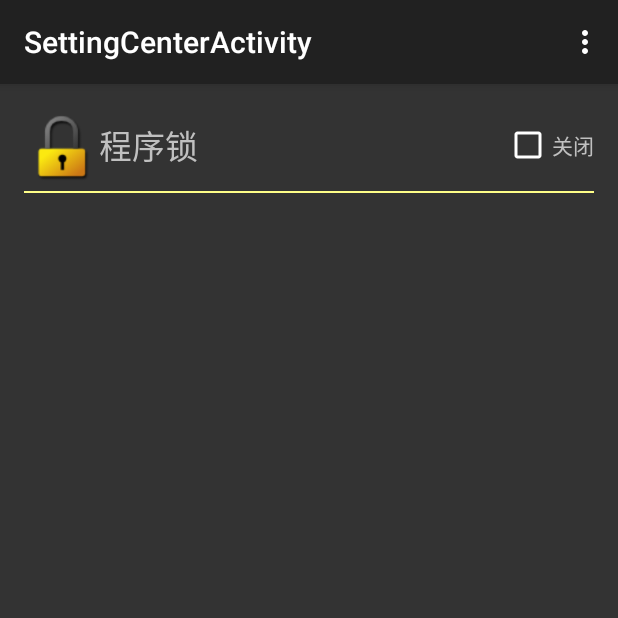
After one commit to michaeltencheck/BlackHorse, an Android app: the SettingCenterActivity screen opened directly, with no data from a screen before it, on a phone screen of 412 x 824 dp, the top half of it. The commit adds this screen. Run offline under Robolectric (Android 15) with nearby library versions, the phone set to English and light mode, and no system bars.

Commit message:
create a layout for setting center
create a layout for setting center

```diff
--- a/app/src/main/AndroidManifest.xml
+++ b/app/src/main/AndroidManifest.xml
@@ -150,7 +150,11 @@
         <activity
             android:name=".activity.AppLockerActivity"
             android:label="@string/title_activity_app_locker"
-            android:parentActivityName=".activity.HighCastActivity">
+            android:parentActivityName=".activity.HighCastActivity" >
+        </activity>
+        <activity
+            android:name=".activity.SettingCenterActivity"
+            android:label="@string/title_activity_setting_center" >
         </activity>
     </application>
 
--- a/app/src/main/java/com/example/test/mobilesafe/activity/MainActivity.java
+++ b/app/src/main/java/com/example/test/mobilesafe/activity/MainActivity.java
@@ -120,7 +120,6 @@
                 break;
             case 7:
                 Intent intent7 = new Intent(this, HighCastActivity.class);
-                finish();
                 startActivity(intent7);
                 overridePendingTransition(R.anim.anim_in_translate, R.anim.anim_out_translate);
                 break;
--- /dev/null
+++ b/app/src/main/java/com/example/test/mobilesafe/activity/SettingCenterActivity.java
@@ -0,0 +1,39 @@
+package com.example.test.mobilesafe.activity;
+
+import android.support.v7.app.AppCompatActivity;
+import android.os.Bundle;
+import android.view.Menu;
+import android.view.MenuItem;
+
+import com.example.test.mobilesafe.R;
+
+public class SettingCenterActivity extends AppCompatActivity {
+
+    @Override
+    protected void onCreate(Bundle savedInstanceState) {
+        super.onCreate(savedInstanceState);
+        setContentView(R.layout.activity_setting_center);
+    }
+
+    @Override
+    public boolean onCreateOptionsMenu(Menu menu) {
+        // Inflate the menu; this adds items to the action bar if it is present.
+        getMenuInflater().inflate(R.menu.menu_setting_center, menu);
+        return true;
+    }
+
+    @Override
+    public boolean onOptionsItemSelected(MenuItem item) {
+        // Handle action bar item clicks here. The action bar will
+        // automatically handle clicks on the Home/Up button, so long
+        // as you specify a parent activity in AndroidManifest.xml.
+        int id = item.getItemId();
+
+        //noinspection SimplifiableIfStatement
+        if (id == R.id.action_settings) {
+            return true;
+        }
+
+        return super.onOptionsItemSelected(item);
+    }
+}
--- /dev/null
+++ b/app/src/main/res/layout/activity_setting_center.xml
@@ -0,0 +1,50 @@
+<LinearLayout xmlns:android="http://schemas.android.com/apk/res/android"
+    xmlns:tools="http://schemas.android.com/tools"
+    android:layout_width="match_parent"
+    android:layout_height="match_parent"
+    android:paddingLeft="@dimen/activity_horizontal_margin"
+    android:orientation="vertical"
+    android:paddingRight="@dimen/activity_horizontal_margin"
+    android:paddingTop="@dimen/activity_vertical_margin"
+    android:paddingBottom="@dimen/activity_vertical_margin"
+    android:background="@color/backgroundcolor"
+    tools:context="com.example.test.mobilesafe.activity.SettingCenterActivity">
+
+    <LinearLayout
+        android:layout_width="match_parent"
+        android:layout_height="wrap_content">
+
+        <ImageView
+            android:src="@drawable/lock"
+            android:layout_width="50dp"
+            android:layout_height="50dp" />
+
+        <TextView
+            android:text="@string/app_locker"
+            android:textAppearance="@android:style/TextAppearance.Large"
+            android:layout_gravity="center"
+            android:textColor="@color/textcolor"
+            android:layout_weight="1"
+            android:layout_width="0dp"
+            android:layout_height="wrap_content" />
+
+        <CheckBox
+            android:text="@string/cb_applocker_close"
+            android:textColor="@color/textcolor"
+            android:layout_gravity="center"
+            android:id="@+id/cb_sc_appLocker"
+            android:buttonTint="#fff"
+            android:layout_width="wrap_content"
+            android:layout_height="wrap_content" />
+
+    </LinearLayout>
+
+    <ImageView
+        android:layout_marginTop="5dp"
+        android:src="@drawable/solidline"
+
+        android:layout_width="match_parent"
+        android:layout_height="wrap_content" />
+
+
+</LinearLayout>
--- /dev/null
+++ b/app/src/main/res/menu/menu_setting_center.xml
@@ -0,0 +1,7 @@
+<menu xmlns:android="http://schemas.android.com/apk/res/android"
+    xmlns:app="http://schemas.android.com/apk/res-auto"
+    xmlns:tools="http://schemas.android.com/tools"
+    tools:context="com.example.test.mobilesafe.activity.SettingCenterActivity">
+    <item android:id="@+id/action_settings" android:title="@string/action_settings"
+        android:orderInCategory="100" app:showAsAction="never" />
+</menu>
--- a/app/src/main/res/values/strings.xml
+++ b/app/src/main/res/values/strings.xml
@@ -18,4 +18,7 @@
     <string name="title_activity_test_cardview">TestCardview</string>
     <string name="title_activity_card_view_test">CardViewTest</string>
     <string name="title_activity_app_locker">AppLockerActivity</string>
+    <string name="title_activity_setting_center">SettingCenterActivity</string>
+    <string name="app_locker">程序锁</string>
+    <string name="cb_applocker_close">关闭</string>
 </resources>
```
